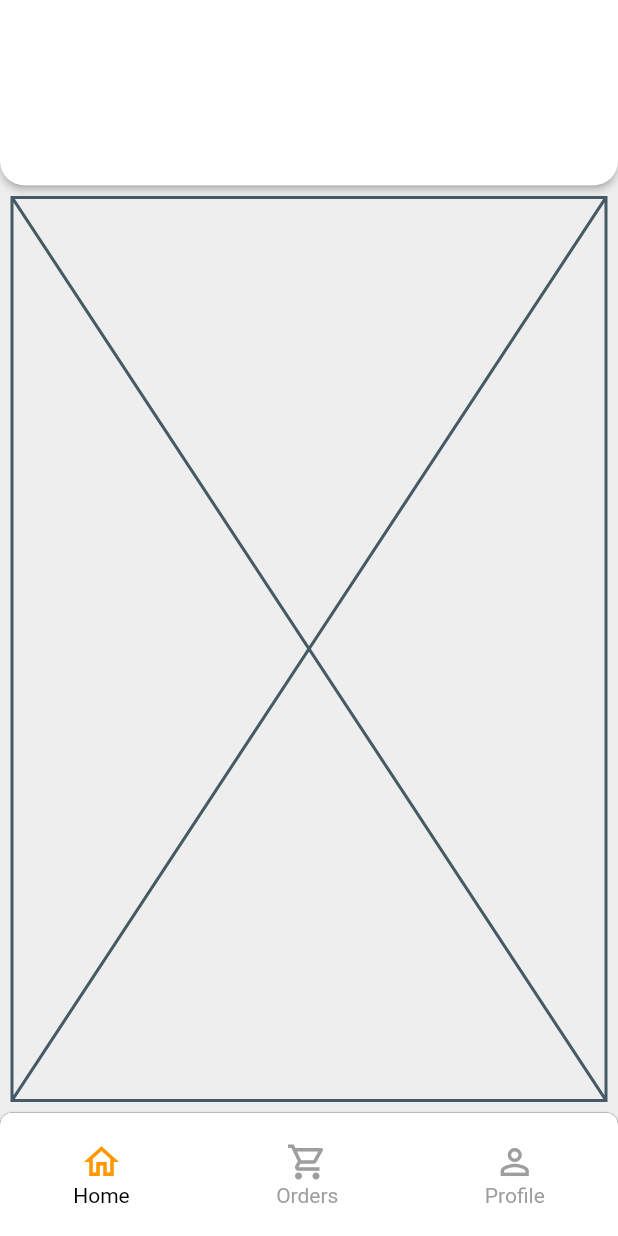
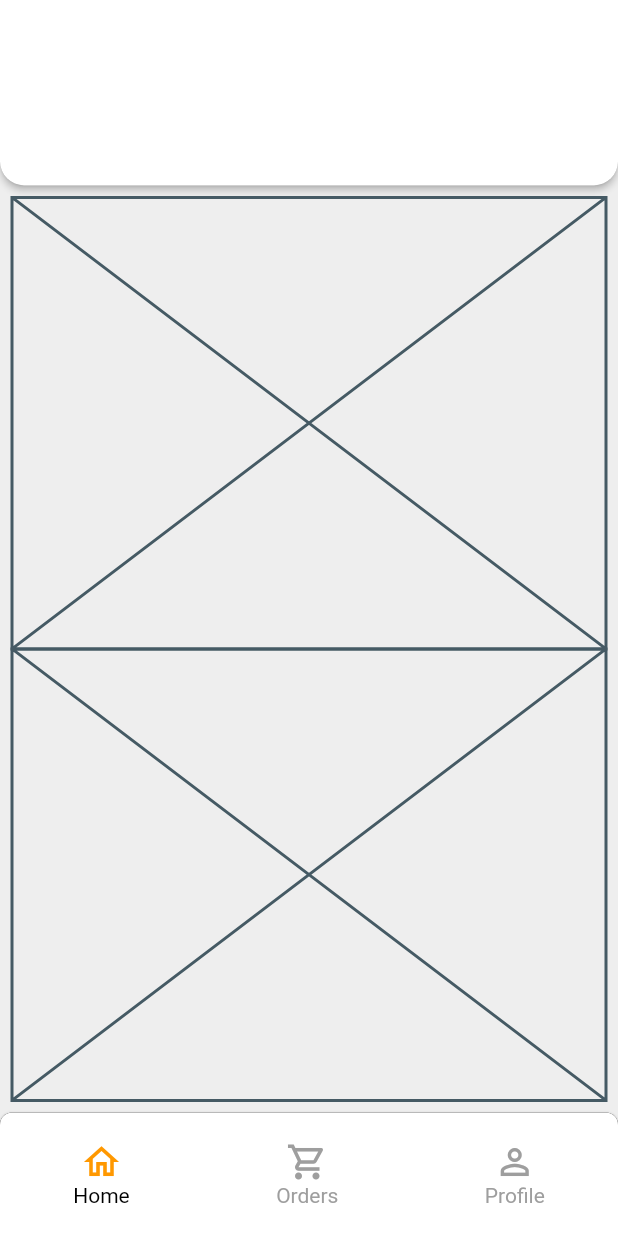
Before and after one commit to JAICHANGPARK/flutter_notebook_11th_story, a Flutter app: the screen it shows after launch, on a phone screen of 412 x 824 dp. Run offline on Flutter 3.47's test engine with Material 2 defaults, Android fonts, the phone set to English and light mode, and no system bars; our stand-ins replace backdrop, badges, flutter_inner_drawer, flutter_slidable, flutter_swiper, google_fonts.

Commit message:
Update food_home_page.dart

```diff
--- a/lib/ep744_food_app/ui/food_home_page.dart
+++ b/lib/ep744_food_app/ui/food_home_page.dart
@@ -40,7 +40,12 @@ class _FoodHomePageState extends State<FoodHomePage> {
                 flex: 15,
                 child: Padding(
                   padding: const EdgeInsets.all(8.0),
-                  child: Placeholder(),
+                  child: Column(
+                    children: [
+                      Expanded(child: Placeholder()),
+                      Expanded(child: Placeholder()),
+                    ],
+                  ),
                 )),
             Expanded(
                 flex: 2,
```
